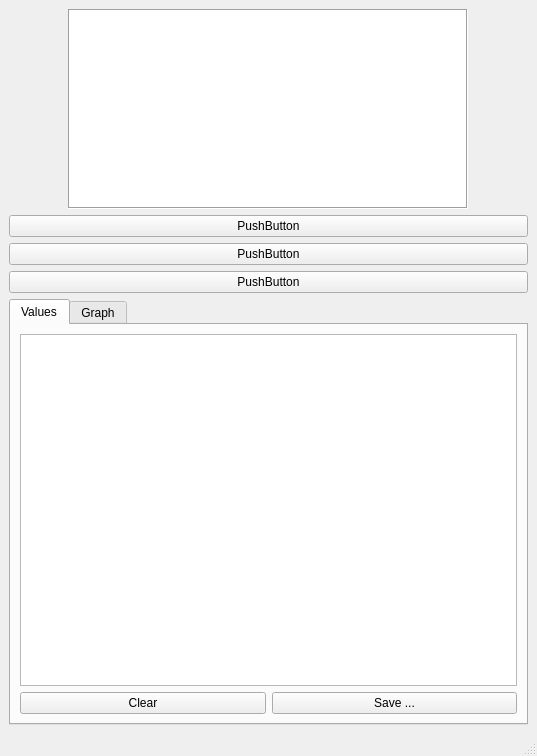
Before: the Qt Designer form multimeter.ui in zonque/121gw-qt5, drawn with Qt 5.
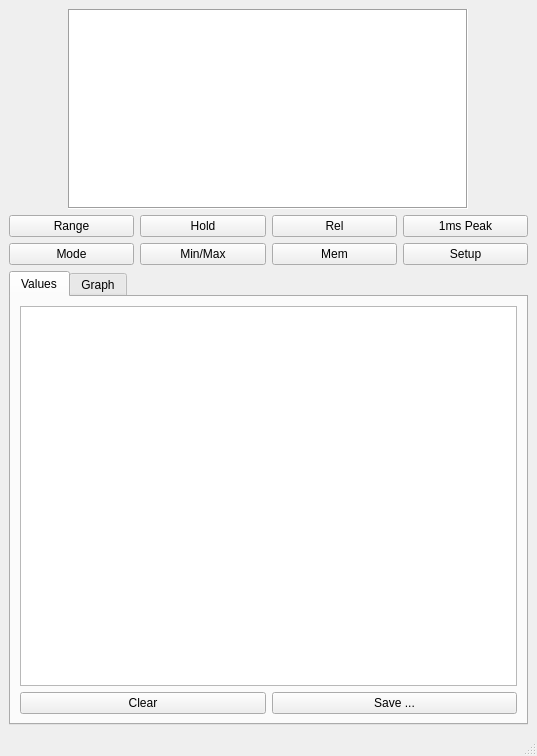
After: the same form once the commit is applied. Custom widgets are drawn as their Qt base class.

Patch:
```diff
--- a/multimeter.ui
+++ b/multimeter.ui
@@ -47,28 +47,64 @@
      </widget>
     </item>
     <item>
-     <layout class="QGridLayout" name="gridLayout"/>
-    </item>
-    <item>
-     <widget class="QPushButton" name="pushButton_3">
+     <layout class="QGridLayout" name="gridLayout_3">
+      <item row="0" column="2">
+       <widget class="QPushButton" name="relButton">
+        <property name="text">
+         <string>Rel</string>
+        </property>
+       </widget>
+      </item>
+      <item row="0" column="0">
+       <widget class="QPushButton" name="rangeButton">
       <property name="text">
-       <string>PushButton</string>
+         <string>Range</string>
       </property>
      </widget>
     </item>
-    <item>
-     <widget class="QPushButton" name="pushButton_2">
+      <item row="0" column="3">
+       <widget class="QPushButton" name="peakButton">
       <property name="text">
-       <string>PushButton</string>
+         <string>1ms Peak</string>
       </property>
      </widget>
     </item>
-    <item>
-     <widget class="QPushButton" name="pushButton">
+      <item row="1" column="3">
+       <widget class="QPushButton" name="setupButton">
       <property name="text">
-       <string>PushButton</string>
-      </property>
-     </widget>
+         <string>Setup</string>
+        </property>
+       </widget>
+      </item>
+      <item row="1" column="0">
+       <widget class="QPushButton" name="modeButton">
+        <property name="text">
+         <string>Mode</string>
+        </property>
+       </widget>
+      </item>
+      <item row="0" column="1">
+       <widget class="QPushButton" name="holdButton">
+        <property name="text">
+         <string>Hold</string>
+        </property>
+       </widget>
+      </item>
+      <item row="1" column="2">
+       <widget class="QPushButton" name="memButton">
+        <property name="text">
+         <string>Mem</string>
+        </property>
+       </widget>
+      </item>
+      <item row="1" column="1">
+       <widget class="QPushButton" name="minMaxButton">
+        <property name="text">
+         <string>Min/Max</string>
+        </property>
+       </widget>
+      </item>
+     </layout>
     </item>
     <item>
      <widget class="QTabWidget" name="tabWidget">
```
Lines whose indentation alone changed are shown as unchanged.
